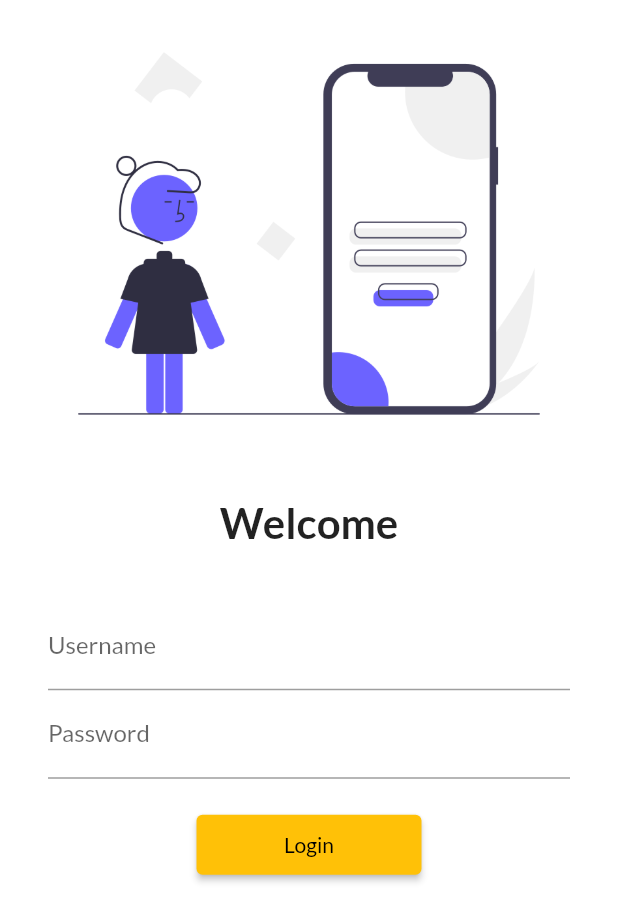
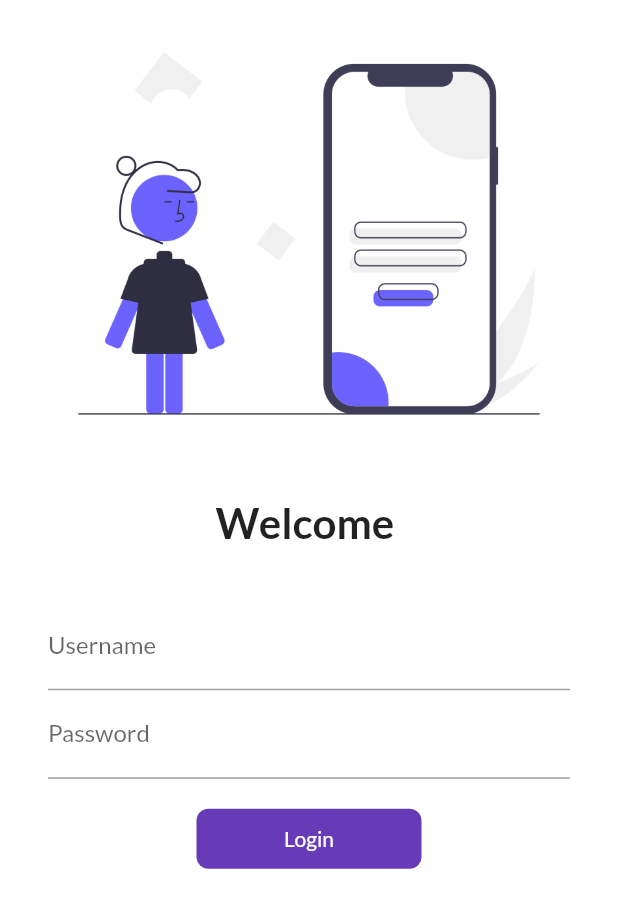
Before and after one commit to arnavkshah15/learning_flutter, a Flutter app: the screen it shows after launch, on a phone screen of 412 x 824 dp. Shown: the top 922 px of the screen. Run offline on Flutter 3.47's test engine with Material 2 defaults, Android fonts, the phone set to English and light mode, and no system bars; our stand-ins replace google_fonts.

Commit message:
Day 6 Completed

```diff
--- a/lib/pages/login_page.dart
+++ b/lib/pages/login_page.dart
@@ -2,9 +2,16 @@ import 'package:flutter/material.dart';
 import 'package:learn_flutter/pages/home_page.dart';
 import 'package:learn_flutter/utils/routes.dart';
 
-class LoginPage extends StatelessWidget {
+class LoginPage extends StatefulWidget {
   const LoginPage({super.key});
 
+  @override
+  State<LoginPage> createState() => _LoginPageState();
+}
+
+class _LoginPageState extends State<LoginPage> {
+  String name = "";
+  bool change = false;
   @override
   Widget build(BuildContext context) {
     return Material(
@@ -16,7 +23,7 @@ class LoginPage extends StatelessWidget {
               SizedBox(
                 height: 20,
               ),
-              Text("Welcome",
+              Text("Welcome $name",
                   style: TextStyle(fontSize: 28, fontWeight: FontWeight.bold)),
               SizedBox(
                 height: 20,
@@ -29,6 +36,10 @@ class LoginPage extends StatelessWidget {
                     TextFormField(
                       decoration: InputDecoration(
                           hintText: "Enter Username", labelText: "Username"),
+                      onChanged: (value) {
+                        name = value;
+                        setState(() {});
+                      },
                     ),
                     TextFormField(
                       obscureText: true,
@@ -38,13 +49,40 @@ class LoginPage extends StatelessWidget {
                     SizedBox(
                       height: 20,
                     ),
-                    ElevatedButton(
-                      child: Text("Login"),
-                      onPressed: () {
+                    InkWell(
+                      onTap: () async{
+                        change = true;
+                        setState(() {});
+                        await Future.delayed(Duration(seconds: 1));
                         Navigator.pushNamed(context, MyRoutes.HomeRoute);
                       },
-                      style: TextButton.styleFrom(minimumSize: Size(150, 40)),
+                      child: AnimatedContainer(
+                        duration: Duration(seconds: 1),
+                        width: change ? 50 : 150,
+                        height: 40,
+                        alignment: Alignment.center,
+                        child: change
+                            ? Icon(
+                                Icons.done,
+                                color: Colors.white,
+                              )
+                            : Text(
+                                "Login",
+                                style: TextStyle(color: Colors.white),
+                              ),
+                        decoration: BoxDecoration(
+                            color: Colors.deepPurple,
+                            borderRadius:
+                                BorderRadius.circular(change ? 20 : 8)),
+                      ),
                     )
+                    // ElevatedButton(
+                    //   child: Text("Login"),
+                    //   onPressed: () {
+                    //     Navigator.pushNamed(context, MyRoutes.HomeRoute);
+                    //   },
+                    //   style: TextButton.styleFrom(minimumSize: Size(150, 40)),
+                    // )
                   ],
                 ),
               )
```
